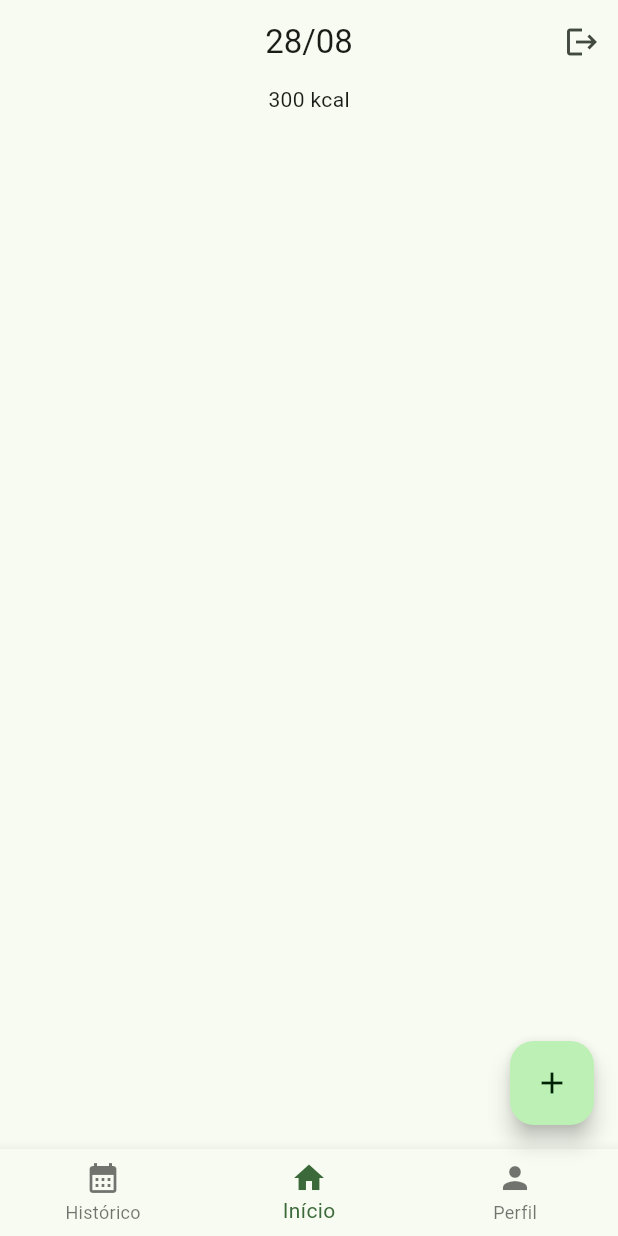
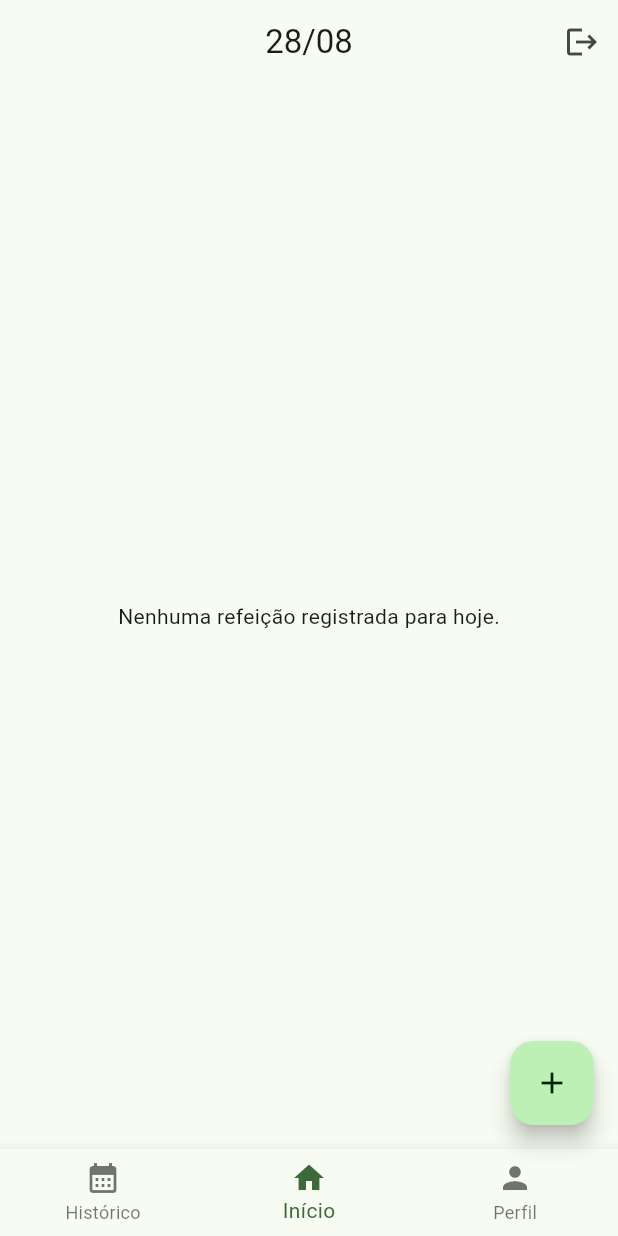
Before and after one commit to loulouizz/tccalimentracker, a Flutter app: the screen it shows once a user with an empty profile is signed in, on a phone screen of 412 x 824 dp. Run offline on Flutter 3.47's test engine with Material 3 defaults, Android fonts, the light colour scheme and no system bars; our stand-ins replace cloud_firestore, firebase_auth, firebase_core, flutter_slidable, google_fonts; accounts and stored records are empty.

Commit message:
listagem e cadastro de refeições completos

```diff
--- a/lib/providers/meal_provider.dart
+++ b/lib/providers/meal_provider.dart
@@ -29,4 +29,9 @@ class MealProvider with ChangeNotifier {
       notifyListeners();
     }
   }
+
+  void clearFoods() {
+    _foods.clear();
+    notifyListeners();
+  }
 }
--- a/lib/screens/main_screen.dart
+++ b/lib/screens/main_screen.dart
@@ -1,7 +1,7 @@
 import 'package:alimentracker/auth.dart';
 import 'package:alimentracker/screens/add_meal_screen.dart';
-import 'package:alimentracker/screens/food_list_screen.dart';
 import 'package:firebase_auth/firebase_auth.dart';
+import 'package:cloud_firestore/cloud_firestore.dart';
 import 'package:flutter/material.dart';
 import 'package:intl/intl.dart';
 
@@ -13,17 +13,15 @@ class MainScreen extends StatefulWidget {
 }
 
 class _MainScreenState extends State<MainScreen> {
-  var dayAndMonth;
-
+  String dayAndMonth = '';
   int _selectedIndex = 1;
+  final User? user = Auth().currentUser;
 
   @override
   void initState() {
-    dayAndMonth = DateFormat('d/0M').format(DateTime.now());
     super.initState();
+    dayAndMonth = DateFormat('d/MM').format(DateTime.now());
   }
-
-  final User? user = Auth().currentUser;
 
   void _onItemTapped(int index) {
     setState(() {
@@ -36,77 +34,105 @@ class _MainScreenState extends State<MainScreen> {
   }
 
   Widget _title() {
-    return Text("${dayAndMonth}");
-  }
-
-  Widget _userId() {
-    return Text(user?.email ?? 'User email');
-  }
-
-  Widget _signOutButton() {
-    return ElevatedButton(onPressed: signOut, child: const Text('Sign out'));
-  }
-
-  Widget _historyPage() {
-    return Placeholder();
+    return Text(dayAndMonth);
   }
 
   Widget mainPage() {
+    final todayDate = DateFormat('dd/MM/yyyy').format(DateTime.now());
+
     return Column(
       children: [
-        Text("300 kcal"),
+        Expanded(
+          child: StreamBuilder<QuerySnapshot>(
+            stream: FirebaseFirestore.instance
+                .collection('users')
+                .doc(user?.uid)
+                .collection('meals')
+                .where('data', isEqualTo: todayDate)
+                .snapshots(),
+            builder: (context, snapshot) {
+              if (snapshot.connectionState == ConnectionState.waiting) {
+                return Center(child: CircularProgressIndicator());
+              }
+
+              if (snapshot.hasError) {
+                return Center(child: Text('Erro ao carregar as refeições.'));
+              }
+
+              if (!snapshot.hasData || snapshot.data!.docs.isEmpty) {
+                return Center(child: Text('Nenhuma refeição registrada para hoje.'));
+              }
+
+              final meals = snapshot.data!.docs;
+
+              return ListView.builder(
+                itemCount: meals.length,
+                itemBuilder: (context, index) {
+                  final mealData = meals[index].data() as Map<String, dynamic>;
+
+                  final mealName = mealData['nome'] ?? 'Nome não disponível';
+                  final mealTime = mealData['horário'] ?? 'Horário não disponível';
+                  final kcal = mealData['calorias'] ?? 0.0;
+
+                  return ListTile(
+                    title: Text(mealName),
+                    subtitle: Text('Horário: $mealTime\nCalorias: ${kcal.toStringAsFixed(2)} kcal'),
+                  );
+                },
+              );
+            },
+          ),
+        ),
       ],
     );
   }
 
-  Widget _profilePage() {
-    return Placeholder();
-  }
-
-  List<Widget> _widgetOptions = <Widget>[
-    Text("Tela de histórico"),
-
-    Column(
-      children: [
-        Text("300 kcal"),
-      ],
-    ),
-
-    Text("Tela de perfil"),
-  ];
-
   @override
   Widget build(BuildContext context) {
+    List<Widget> _widgetOptions = <Widget>[
+      Placeholder(),
+      mainPage(),
+      Placeholder(),
+    ];
+
     return Scaffold(
       appBar: AppBar(
         centerTitle: true,
         title: _title(),
-        actions: [IconButton(onPressed: signOut, icon: Icon(Icons.logout),),]
+        actions: [
+          IconButton(
+            onPressed: signOut,
+            icon: Icon(Icons.logout),
+          ),
+        ],
       ),
       body: Center(
         child: _widgetOptions.elementAt(_selectedIndex),
       ),
       floatingActionButton: FloatingActionButton(
         onPressed: () {
-          Navigator.of(context).push(MaterialPageRoute(builder: (context)=> AddMealScreen()));
+          Navigator.of(context).push(
+            MaterialPageRoute(builder: (context) => AddMealScreen()),
+          );
         },
         child: Icon(Icons.add),
       ),
       bottomNavigationBar: BottomNavigationBar(
         currentIndex: _selectedIndex,
         onTap: _onItemTapped,
-        items: [
+        items: const [
           BottomNavigationBarItem(
-              label: "Histórico",
-              icon: Icon(
-                Icons.calendar_month,
-              )),
+            label: "Histórico",
+            icon: Icon(Icons.calendar_month),
+          ),
           BottomNavigationBarItem(
-              label: "Início",
-              icon: Icon(
-                Icons.home,
-              )),
-          BottomNavigationBarItem(label: "Perfil", icon: Icon(Icons.person)),
+            label: "Início",
+            icon: Icon(Icons.home),
+          ),
+          BottomNavigationBarItem(
+            label: "Perfil",
+            icon: Icon(Icons.person),
+          ),
         ],
       ),
     );
```
Also changed, not shown: lib/screens/add_meal_screen.dart (+92 -5 lines), lib/screens/food_list_screen.dart (+73 -20 lines).
